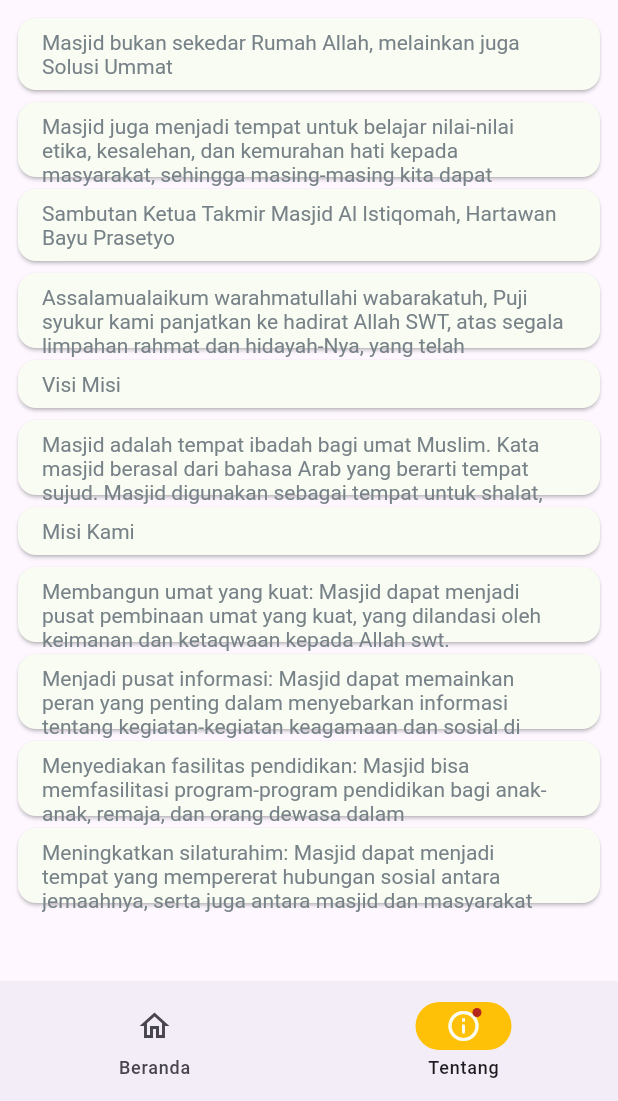
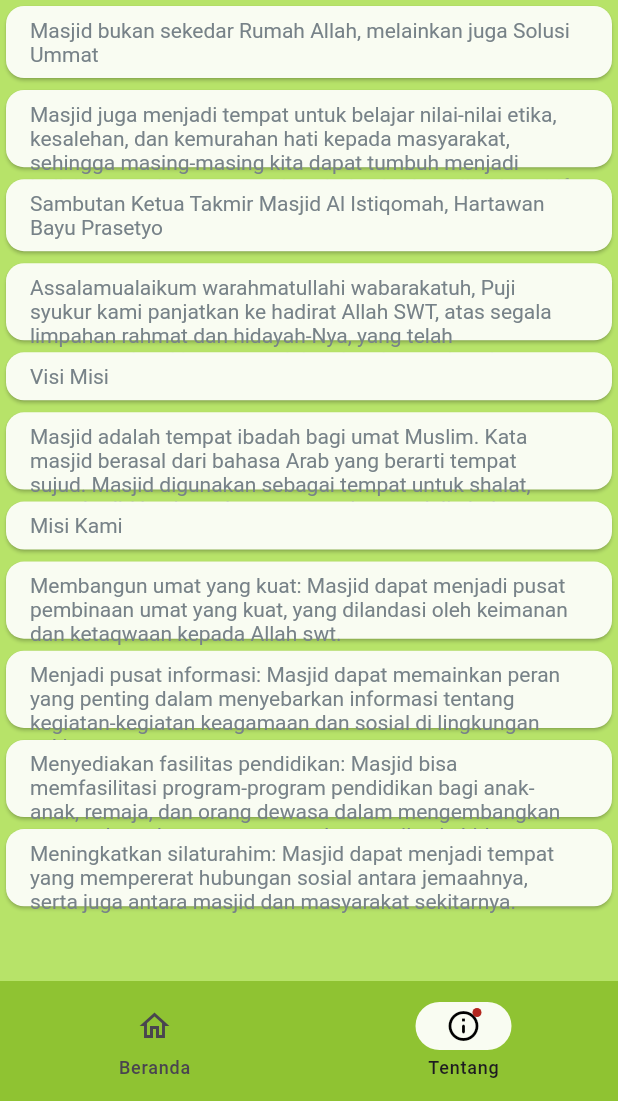
Before and after one commit to fadelfffar/muslim_project, a Flutter app: the screen it shows after launch, item 2 of the bottom bar chosen, on a phone screen of 412 x 824 dp, the part 135-1236 px from its top. Run offline on Flutter 3.47's test engine with Material 3 defaults, Android fonts, the phone set to English and light mode, and no system bars; network calls fail.

Commit message:
changing navigationbar background color and overall screen background color

```diff
--- a/lib/pages/home_screen.dart
+++ b/lib/pages/home_screen.dart
@@ -62,16 +62,17 @@ class _HomeScreenState extends State<HomeScreen> {
             currentPageIndex = index;
           });
         },
-        indicatorColor: Colors.amber,
+        backgroundColor: const Color(0xff8FC332),
+        indicatorColor: const Color(0xffF9FCF2),
         selectedIndex: currentPageIndex,
         destinations: const <Widget>[
           NavigationDestination(
-            selectedIcon: Icon(Icons.home, color: Color(0xffF9FCF2),),
+            selectedIcon: Icon(Icons.home, color: Colors.black,),
             icon: Icon(Icons.home_outlined),
             label: 'Beranda',
           ),
           NavigationDestination(
-            icon: Badge(child: Icon(Icons.info_outline_rounded, color: Color(0xffF9FCF2),)),
+            icon: Badge(child: Icon(Icons.info_outline_rounded, color: Colors.black,)),
             label: 'Tentang',
           ),
         ],
@@ -80,8 +81,8 @@ class _HomeScreenState extends State<HomeScreen> {
         /// Home page
         Container(
         padding: const EdgeInsets.all(20),
-        color: Colors.lightGreen.shade300,
-        constraints: BoxConstraints.expand(width: 2400, height: 800),
+        color: const Color(0xffB7E369),
+        constraints: const BoxConstraints.expand(width: 2400, height: 800),
         child: ListView(
           children: [
             Text(
@@ -121,11 +122,11 @@ class _HomeScreenState extends State<HomeScreen> {
                     children: [
                       Flexible(
                         child: Card(
-                          color: Color(0xffF9FCF2),
+                          color: const Color(0xffF9FCF2),
                           child:
                           ListTile(
                             leading: Image.asset("assets/icon-imsyak.png", width: 24, height: 24,),
-                            title: Text(
+                            title: const Text(
                               "Imsak",
                             ),
                             subtitle: Text(
@@ -136,11 +137,11 @@ class _HomeScreenState extends State<HomeScreen> {
                       ),
                       Flexible(
                         child: Card(
-                          color: Color(0xffF9FCF2),
+                          color: const Color(0xffF9FCF2),
                           child:
                           ListTile(
                             leading: Image.asset("assets/icon-subuh.png", width: 24, height: 24,),
-                            title: Text(
+                            title: const Text(
                               "Subuh",
                             ),
                             subtitle: Text(
@@ -151,11 +152,11 @@ class _HomeScreenState extends State<HomeScreen> {
                       ),
                       Flexible(
                         child: Card(
-                          color: Color(0xffF9FCF2),
+                          color: const Color(0xffF9FCF2),
                           child:
                           ListTile(
                             leading: Image.asset("assets/icon-syuruq.png", width: 24, height: 24,),
-                            title: Text(
+                            title: const Text(
                               "Syuruq",
                             ),
                             subtitle: Text(
@@ -166,11 +167,11 @@ class _HomeScreenState extends State<HomeScreen> {
                       ),
                       Flexible(
                         child: Card(
-                          color: Color(0xffF9FCF2),
+                          color: const Color(0xffF9FCF2),
                           child:
                           ListTile(
                             leading: Image.asset("assets/icon-dzuhur.png", width: 24, height: 24,),
-                            title: Text(
+                            title: const Text(
                               "Dzuhur",
                             ),
                             subtitle: Text(
@@ -181,11 +182,11 @@ class _HomeScreenState extends State<HomeScreen> {
                       ),
                       Flexible(
                         child: Card(
-                          color: Color(0xffF9FCF2),
+                          color: const Color(0xffF9FCF2),
                           child:
                           ListTile(
                             leading: Image.asset("assets/icon-ashar.png", width: 24, height: 24,),
-                            title: Text(
+                            title: const Text(
                               "Ashar",),
                             subtitle: Text(
                               snapshot.data!.ashar,
@@ -195,11 +196,11 @@ class _HomeScreenState extends State<HomeScreen> {
                       ),
                       Flexible(
                         child: Card(
-                          color: Color(0xffF9FCF2),
+                          color: const Color(0xffF9FCF2),
                           child:
                           ListTile(
                             leading: Image.asset("assets/icon-maghrib.png", width: 24, height: 24,),
-                            title: Text(
+                            title: const Text(
                               "Maghrib",
                             ),
                             subtitle: Text(
@@ -210,11 +211,11 @@ class _HomeScreenState extends State<HomeScreen> {
                       ),
                       Flexible(
                         child: Card(
-                          color: Color(0xffF9FCF2),
+                          color: const Color(0xffF9FCF2),
                           child:
                           ListTile(
                             leading: Image.asset("assets/icon-isya.png", width: 24, height: 24,),
-                            title: Text(
+                            title: const Text(
                               "Isya",
                             ),
                             subtitle: Text(
@@ -268,9 +269,9 @@ class _HomeScreenState extends State<HomeScreen> {
       ),
 
       /// Info page
-        const Padding(
-          padding: EdgeInsets.all(8.0),
-          child: Column(
+        Container(
+          color: const Color(0xffB7E369),
+          child: const Column(
             children: <Widget>[
               Flexible(
                 child: Card(
```
